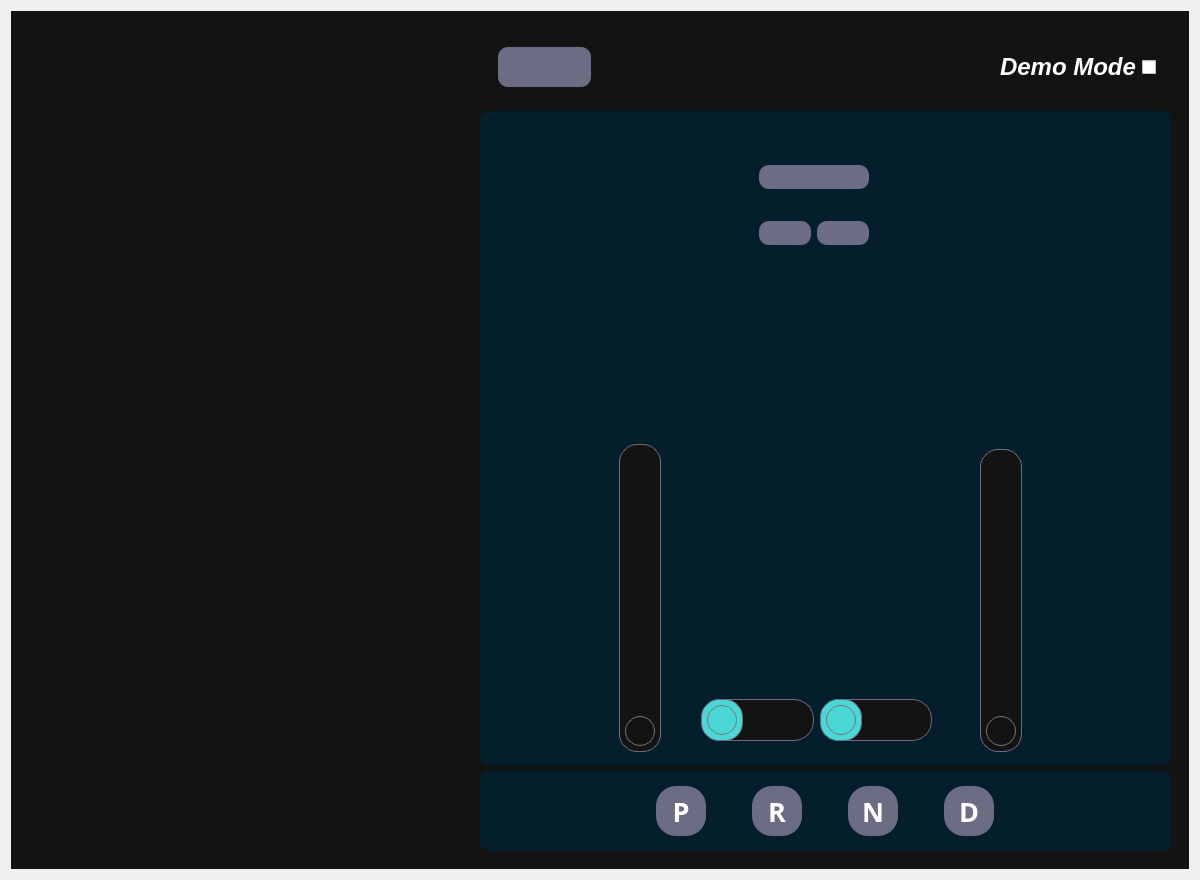
Old version of the form ui/IC.ui in the repository AutomotiveGradeLinux/src-agl-demo-control-panel.
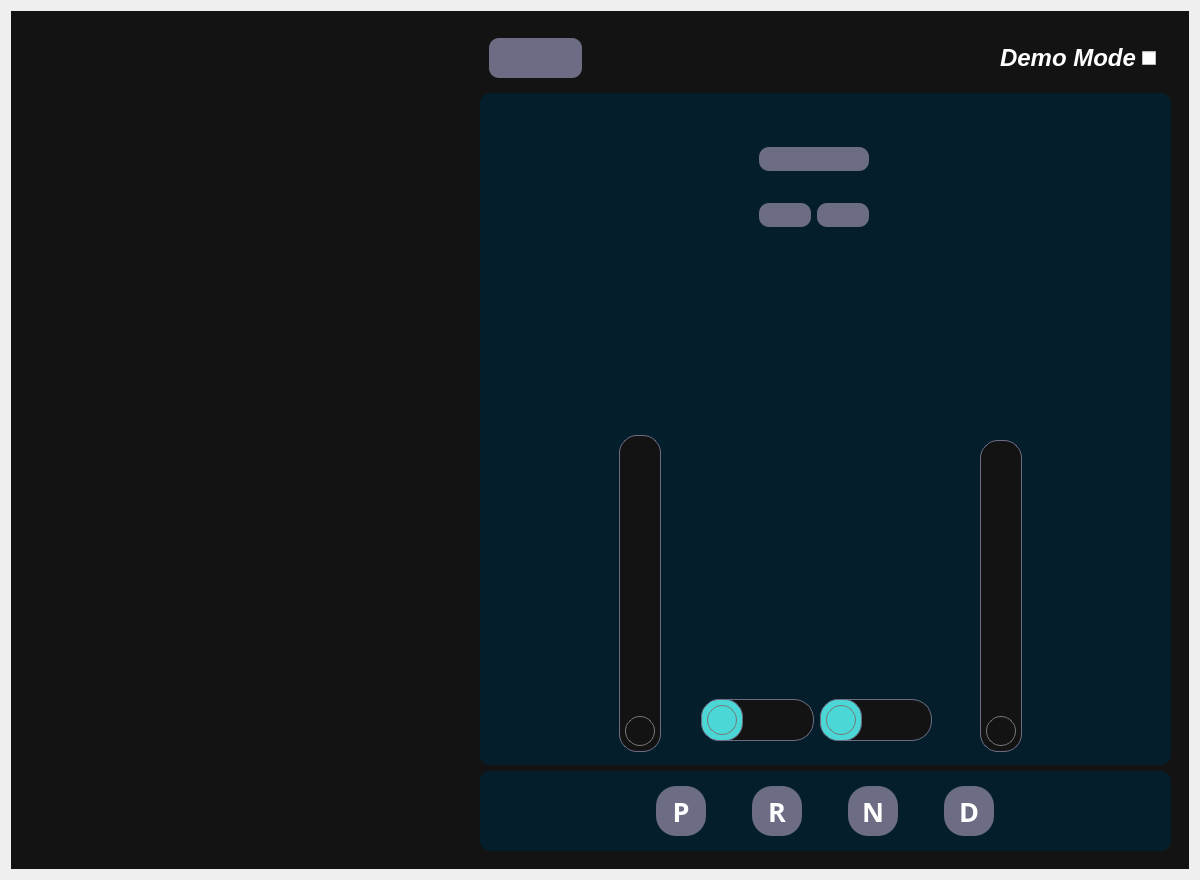
New version of the form. Icons and pictures are not drawn. Custom widgets are drawn as their Qt base class.

Commit message:
Patch Update: Fix Floating Tire Pressure Visibility
This commit patches a bug where the toggle button for Tire Pressure
Window was clipped and would not switch checked state properly.

It also avoids rescaling the floating window at toggle event,
instead now hideing and unhiding the window.

Bug-AGL: SPEC-5161

```diff
--- a/ui/IC.ui
+++ b/ui/IC.ui
@@ -44,6 +44,10 @@
     background-color: #4BD7D6 ; /* light blue */
 }
 
+QPushButton:checked {
+    background-color: #965D62 ; /* red */
+}
+
 QSlider::groove:horizontal {
     background-color: #131313 ; /* black */
     border: 1px solid #6C6C85 ; /* pastel purple */
@@ -838,15 +842,6 @@
            </property>
            <layout class="QHBoxLayout" name="horizontalLayout">
             <item>
-             <widget class="QFrame" name="frame_6">
-              <property name="frameShape">
-               <enum>QFrame::StyledPanel</enum>
-              </property>
-              <property name="frameShadow">
-               <enum>QFrame::Raised</enum>
-              </property>
-              <layout class="QHBoxLayout" name="horizontalLayout_3">
-               <item>
                 <widget class="QPushButton" name="TirePressureBtn">
                  <property name="sizePolicy">
                   <sizepolicy hsizetype="Fixed" vsizetype="Minimum">
@@ -890,6 +885,15 @@
                  </property>
                 </widget>
                </item>
+            <item>
+             <widget class="QFrame" name="frame_6">
+              <property name="frameShape">
+               <enum>QFrame::StyledPanel</enum>
+              </property>
+              <property name="frameShadow">
+               <enum>QFrame::Raised</enum>
+              </property>
+              <layout class="QHBoxLayout" name="horizontalLayout_3">
                <item>
                 <spacer name="horizontalSpacer_6">
                  <property name="orientation">
```
Left out of the diff: 15 changed lines with no effect on the pictures. Lines whose indentation alone changed are shown as unchanged. The commit also changes 1 other file.
